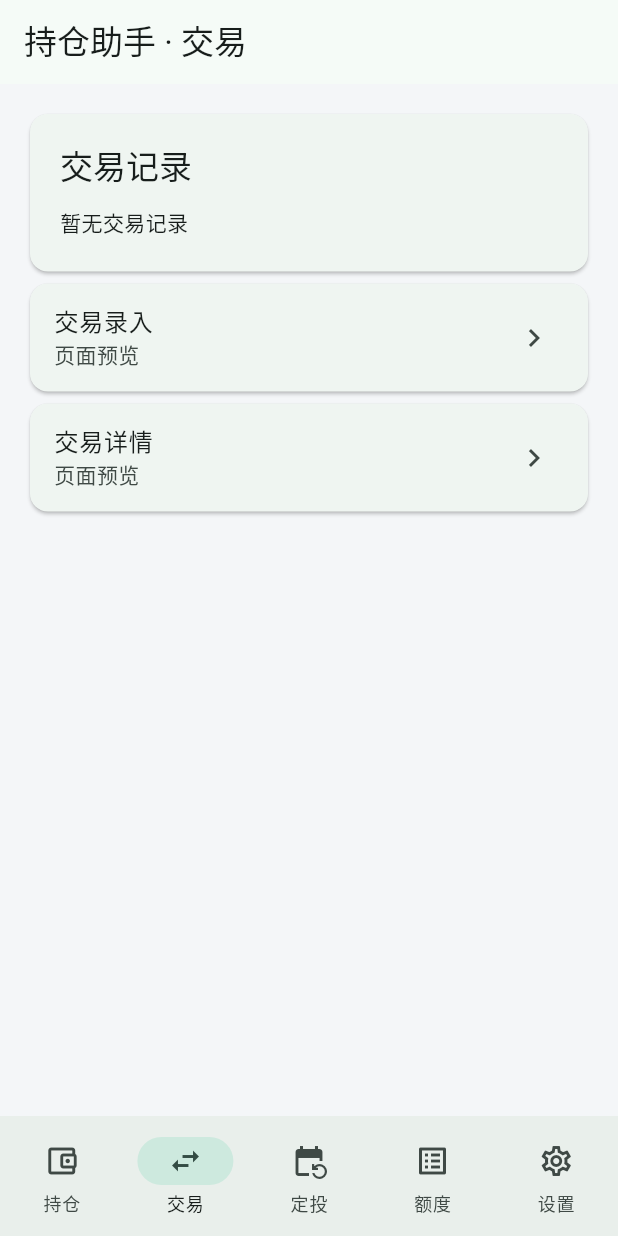
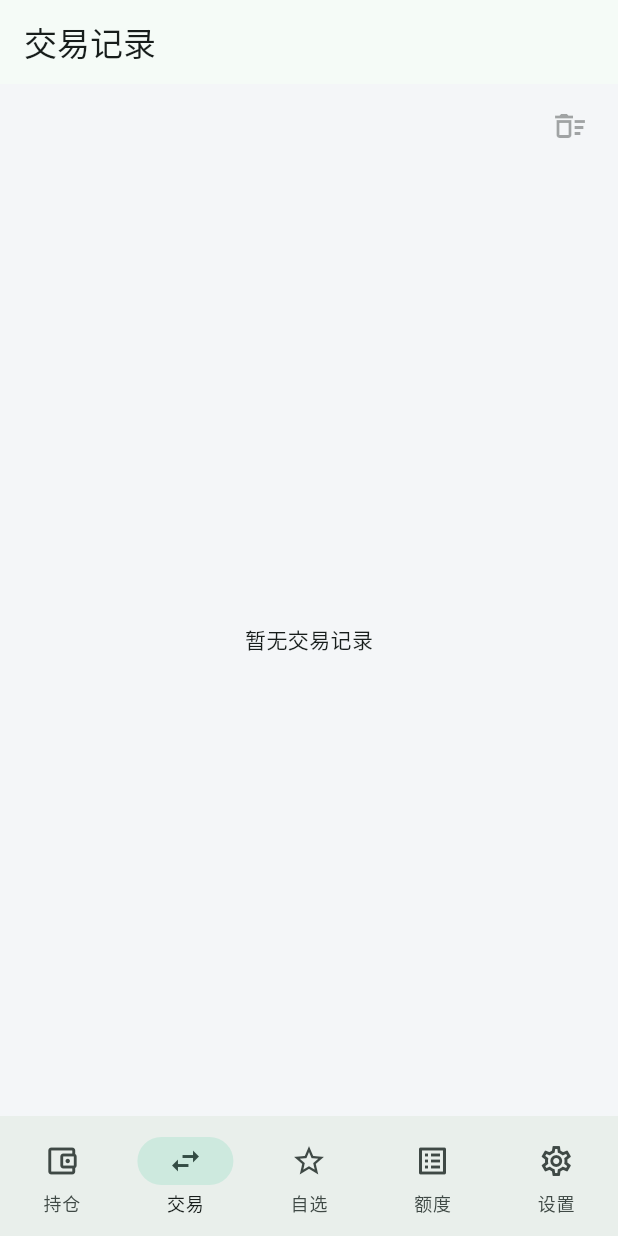
Before and after one commit to hijos/PositionAssistant, a Flutter app: the screen it shows after launch, item 2 of the bottom bar chosen, on a phone screen of 412 x 824 dp. Run offline on Flutter 3.47's test engine with Material 3 defaults, Android fonts, the phone set to English and light mode, and no system bars; our stand-ins replace sqflite; accounts and stored records are empty; network calls fail.

Commit message:
feat(client): 自选列表长按删除基金
- 自选基金行移除行尾垃圾桶按钮，改为长按弹出底部操作面板（基金名称/代码/类型 + 红色“删除基金” + 取消），删除仍走原有二次确认对话框
- 行渲染抽为公开组件 FundListTile（onLongPress → showModalBottomSheet + onRemove 回调），列表底部新增“长按基金可删除”提示
- 新增 client/test/fund_list_test.dart 4 项用例：无行内按钮、长按取消不删除、选择删除调用移除、普通点击不删除
- 一并提交上一会话未提交的 F51（Flutter 底部导航与入口重排）改动，并在 docs/agent-handoff.md 补记 F51 与 F52 交接

验证：flutter analyze 无问题；flutter test 65 项通过；flutter build apk --release 成功（Gradle 80.0s，产物 50.6MB）

```diff
--- a/client/lib/main.dart
+++ b/client/lib/main.dart
@@ -119,6 +119,9 @@ class _HomeShellState extends State<HomeShell> {
     }, onError: (_) {});
   }
 
+  /// Removes a watchlist entry after the long-press sheet ([FundListTile]) has
+  /// picked it. Kept as the destructive step so the confirmation dialog stays
+  /// the single owner of the "transactions are not deleted" warning.
   Future<void> removeFund(Map<String, dynamic> fund) async {
     final repository = currentFunds;
     if (repository == null) return;
@@ -364,24 +367,22 @@ class _HomeShellState extends State<HomeShell> {
     super.dispose();
   }
 
-  /// The funds the user has added, with the delete affordance. Kept separate
-  /// from [holdingsCard] because a fund can exist without any confirmed
-  /// transaction and therefore without a position.
+  /// The funds the user has added; deletion is reachable by long press only.
+  /// Kept separate from [holdingsCard] because a fund can exist without any
+  /// confirmed transaction and therefore without a position.
   Widget fundList(BuildContext context) => Card(
     child: Padding(
       padding: const EdgeInsets.fromLTRB(16, 16, 16, 8),
       child: Column(
         crossAxisAlignment: CrossAxisAlignment.start,
         children: [
-          Text('已添加基金', style: Theme.of(context).textTheme.titleMedium),
-          const SizedBox(height: 4),
           if (savedFunds == null)
             Align(
               alignment: Alignment.centerLeft,
               child: TextButton(
                 onPressed: () => setState(reloadFunds),
                 child: Text(
-                  !localMode && remoteFunds == null ? '请先登录远端账号' : '读取已添加基金',
+                  !localMode && remoteFunds == null ? '请先登录远端账号' : '读取自选基金',
                 ),
               ),
             )
@@ -403,9 +404,20 @@ class _HomeShellState extends State<HomeShell> {
                 }
                 final funds = snapshot.data ?? const <Map<String, dynamic>>[];
                 if (funds.isEmpty) {
-                  return const Padding(
-                    padding: EdgeInsets.symmetric(vertical: 12),
-                    child: Text('尚未添加基金'),
+                  return Padding(
+                    padding: const EdgeInsets.symmetric(vertical: 12),
+                    child: Column(
+                      crossAxisAlignment: CrossAxisAlignment.start,
+                      children: [
+                        const Text('暂无自选基金'),
+                        const SizedBox(height: 8),
+                        OutlinedButton.icon(
+                          onPressed: openSearch,
+                          icon: const Icon(Icons.add),
+                          label: const Text('添加第一只基金'),
+                        ),
+                      ],
+                    ),
                   );
                 }
                 return Column(
@@ -413,15 +425,13 @@ class _HomeShellState extends State<HomeShell> {
                     for (final fund in funds)
                       // Same dense rhythm as [HoldingListItem]: the rows sit
                       // back to back instead of leaving a tile's worth of gap.
-                      ListTile(
-                        contentPadding: EdgeInsets.zero,
-                        visualDensity: VisualDensity.compact,
-                        title: Text('${fund['name'] ?? fund['code']}'),
-                        subtitle: Text('${fund['code']} · ${fund['type']}'),
-                        trailing: IconButton(
-                          tooltip: '删除基金',
-                          icon: const Icon(Icons.delete_outline),
-                          onPressed: () => removeFund(fund),
+                      FundListTile(fund: fund, onRemove: removeFund),
+                    const SizedBox(height: 4),
+                    Align(
+                      alignment: Alignment.centerLeft,
+                      child: Text(
+                        '长按基金可删除',
+                        style: Theme.of(context).textTheme.bodySmall,
                       ),
                     ),
                   ],
@@ -521,7 +531,25 @@ class _HomeShellState extends State<HomeShell> {
       child: Column(
         crossAxisAlignment: CrossAxisAlignment.start,
         children: [
-          Text('当前持仓', style: Theme.of(context).textTheme.titleMedium),
+          Row(
+            children: [
+              Expanded(
+                child: Text(
+                  '当前持仓',
+                  style: Theme.of(context).textTheme.titleMedium,
+                ),
+              ),
+              OutlinedButton.icon(
+                onPressed: openTransactionEntry,
+                icon: const Icon(Icons.add, size: 18),
+                label: const Text('添加持仓'),
+                style: OutlinedButton.styleFrom(
+                  visualDensity: VisualDensity.compact,
+                  padding: const EdgeInsets.symmetric(horizontal: 10),
+                ),
+              ),
+            ],
+          ),
           const SizedBox(height: 4),
           if (savedHoldings == null)
             const Padding(
@@ -568,20 +596,38 @@ class _HomeShellState extends State<HomeShell> {
     ),
   );
 
-  static const titles = ['持仓', '交易', '定投', '额度', '设置'];
+  static const titles = ['持仓', '交易', '自选', '额度', '设置'];
   static const icons = [
     Icons.account_balance_wallet_outlined,
     Icons.swap_horiz,
-    Icons.event_repeat,
+    Icons.star_outline,
     Icons.list_alt,
     Icons.settings_outlined,
   ];
 
   @override
   Widget build(BuildContext context) => Scaffold(
-    appBar: AppBar(title: Text('持仓助手 · ${titles[selected]}')),
+    appBar: AppBar(
+      title: Text(selected == 1 ? '交易记录' : '持仓助手 · ${titles[selected]}'),
+      actions: selected == 2
+          ? [
+              Semantics(
+                button: true,
+                label: '添加基金',
+                child: IconButton.filledTonal(
+                  onPressed: openSearch,
+                  tooltip: '添加基金',
+                  icon: const Icon(Icons.add),
+                ),
+              ),
+              const SizedBox(width: 8),
+            ]
+          : null,
+    ),
     body: SafeArea(
-      child: Center(
+      child: selected == 1
+          ? _transactionBody()
+          : Center(
               child: ConstrainedBox(
                 constraints: const BoxConstraints(maxWidth: 960),
                 child: ListView(
@@ -602,24 +648,42 @@ class _HomeShellState extends State<HomeShell> {
     ),
   );
 
+  Widget _transactionBody() {
+    final repository = currentTransactions;
+    if (repository == null) {
+      return Center(
+        child: ConstrainedBox(
+          constraints: const BoxConstraints(maxWidth: 960),
+          child: Card(
+            margin: const EdgeInsets.all(16),
+            child: Padding(
+              padding: const EdgeInsets.all(24),
+              child: Column(
+                mainAxisSize: MainAxisSize.min,
+                children: [
+                  const Text('请先登录远端账号'),
+                  const SizedBox(height: 12),
+                  FilledButton.icon(
+                    onPressed: login,
+                    icon: const Icon(Icons.login),
+                    label: const Text('登录'),
+                  ),
+                ],
+              ),
+            ),
+          ),
+        ),
+      );
+    }
+    return TransactionHistoryPage(repository: repository, embedded: true);
+  }
+
   List<Widget> _content(BuildContext context) {
     switch (selected) {
       case 0:
         return [
           holdingOverview(),
           holdingsCard(context),
-          fundList(context),
-          _entry(context, '基金搜索与添加'),
-          _entry(context, '持仓详情'),
-        ];
-      case 1:
-        return [
-          const SectionCard(title: '交易记录', description: '暂无交易记录'),
-          _entry(context, '交易录入'),
-          _entry(context, '交易详情'),
-        ];
-      case 2:
-        return [
           FutureBuilder<List<Map<String, dynamic>>>(
             future: savedPlans,
             builder: (context, snapshot) => SectionCard(
@@ -635,6 +699,8 @@ class _HomeShellState extends State<HomeShell> {
           ),
           _entry(context, '定投计划编辑'),
         ];
+      case 2:
+        return [fundList(context)];
       case 3:
         return [
           const SectionCard(title: '纳斯达克100', description: '暂无额度数据'),
@@ -860,10 +926,7 @@ class HoldingOverviewCard extends StatelessWidget {
                 ),
                 color: profitColor(context, data.totalProfit),
               ),
-              _OverviewRow(
-                label: '总成本',
-                value: formatMoney(data.totalCost),
-              ),
+              _OverviewRow(label: '总成本', value: formatMoney(data.totalCost)),
               _OverviewRow(
                 label: '预估市值',
                 value: formatMoney(data.totalEstimatedMarketValue),
@@ -983,6 +1046,59 @@ class _OverviewRow extends StatelessWidget {
 /// Left column: fund name, code with shares, cost. Right column: market value,
 /// profit with rate, estimated profit. The right column keeps a fixed width so
 /// the figures are never squeezed, and the name ellipsizes instead of wrapping.
+/// A watchlist row.
+///
+/// The row keeps no visible delete button so the list stays readable; removal
+/// lives behind a long press, which opens a sheet naming the fund before the
+/// destructive action is offered.
+class FundListTile extends StatelessWidget {
+  const FundListTile({required this.fund, required this.onRemove, super.key});
+
+  final Map<String, dynamic> fund;
+
+  /// Runs after the user picks the destructive action in the sheet.
+  final Future<void> Function(Map<String, dynamic> fund) onRemove;
+
+  Future<void> openActions(BuildContext context) async {
+    final errorColor = Theme.of(context).colorScheme.error;
+    final remove = await showModalBottomSheet<bool>(
+      context: context,
+      builder: (sheetContext) => SafeArea(
+        child: Column(
+          mainAxisSize: MainAxisSize.min,
+          children: [
+            ListTile(
+              title: Text('${fund['name'] ?? fund['code']}'),
+              subtitle: Text('${fund['code']} · ${fund['type']}'),
+            ),
+            const Divider(height: 1),
+            ListTile(
+              leading: Icon(Icons.delete_outline, color: errorColor),
+              title: Text('删除基金', style: TextStyle(color: errorColor)),
+              onTap: () => Navigator.of(sheetContext).pop(true),
+            ),
+            ListTile(
+              leading: const Icon(Icons.close),
+              title: const Text('取消'),
+              onTap: () => Navigator.of(sheetContext).pop(false),
+            ),
+          ],
+        ),
+      ),
+    );
+    if (remove == true) await onRemove(fund);
+  }
+
+  @override
+  Widget build(BuildContext context) => ListTile(
+    contentPadding: EdgeInsets.zero,
+    visualDensity: VisualDensity.compact,
+    title: Text('${fund['name'] ?? fund['code']}'),
+    subtitle: Text('${fund['code']} · ${fund['type']}'),
+    onLongPress: () => openActions(context),
+  );
+}
+
 class HoldingListItem extends StatelessWidget {
   const HoldingListItem({required this.item, required this.onTap, super.key});
 
--- a/client/lib/transaction_history.dart
+++ b/client/lib/transaction_history.dart
@@ -63,12 +63,14 @@ class TransactionHistoryPage extends StatefulWidget {
     required this.repository,
     this.fundCode,
     this.pageTitle = '交易记录',
+    this.embedded = false,
     super.key,
   });
 
   final TransactionRepository repository;
   final String? fundCode;
   final String pageTitle;
+  final bool embedded;
 
   @override
   State<TransactionHistoryPage> createState() => _TransactionHistoryPageState();
@@ -259,11 +261,7 @@ class _TransactionHistoryPageState extends State<TransactionHistoryPage> {
   @override
   Widget build(BuildContext context) {
     final cancelled = _cancelled;
-    return Scaffold(
-      appBar: AppBar(
-        title: Text(widget.pageTitle),
-        actions: [
-          IconButton(
+    final action = IconButton(
       onPressed: busy || cancelled.isEmpty ? null : clearCancelled,
       tooltip: '清理已取消交易',
       icon: busy
@@ -273,10 +271,8 @@ class _TransactionHistoryPageState extends State<TransactionHistoryPage> {
               child: CircularProgressIndicator(strokeWidth: 2),
             )
           : const Icon(Icons.delete_sweep_outlined),
-          ),
-        ],
-      ),
-      body: loading
+    );
+    final body = loading
         ? const Center(child: CircularProgressIndicator())
         : error != null && items.isEmpty
         ? Center(
@@ -285,7 +281,24 @@ class _TransactionHistoryPageState extends State<TransactionHistoryPage> {
               child: const Text('读取失败，点击重试'),
             ),
           )
-          : _list(sortTransactions(items)),
+        : _list(sortTransactions(items));
+    if (!widget.embedded) {
+      return Scaffold(
+        appBar: AppBar(title: Text(widget.pageTitle), actions: [action]),
+        body: body,
+      );
+    }
+    return Column(
+      children: [
+        Padding(
+          padding: const EdgeInsets.fromLTRB(16, 4, 8, 0),
+          child: Row(
+            mainAxisAlignment: MainAxisAlignment.end,
+            children: [action],
+          ),
+        ),
+        Expanded(child: body),
+      ],
     );
   }
 
```
Also changed, not shown: 3 other files. Lines whose indentation alone changed are shown as unchanged.
